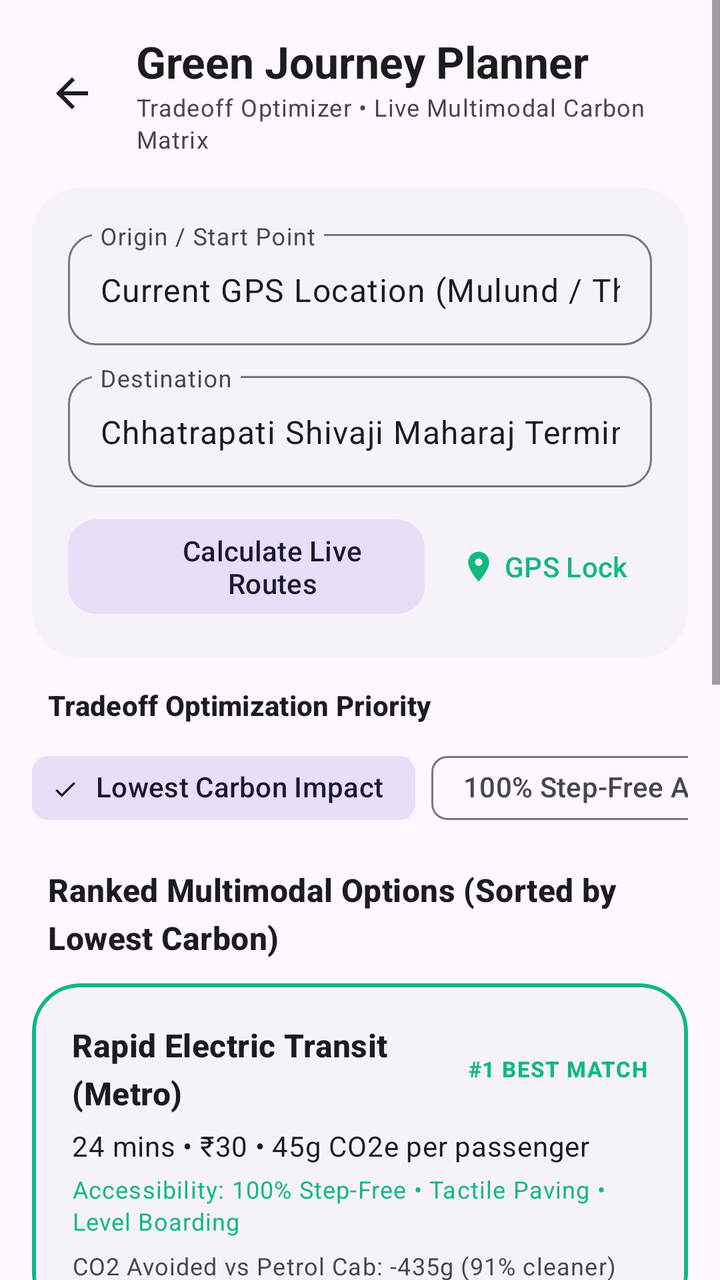
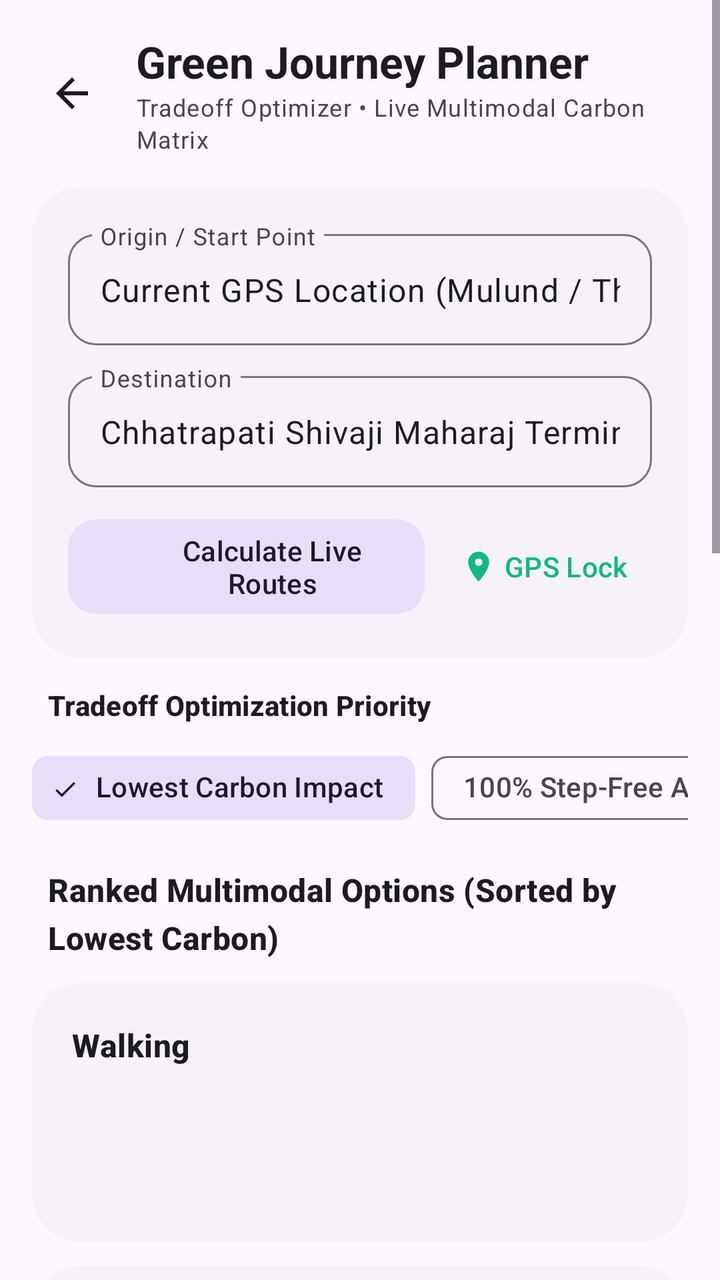

The first picture is an Android layout as it rendered before a commit; the second is the same layout after the commit. The layout source and the unified diff follow.
<!-- AndroidManifest.xml: application theme Theme.UrbanPulse -->
<!-- res/layout/activity_green_route_planner.xml -->
<?xml version="1.0" encoding="utf-8"?>
<ScrollView xmlns:android="http://schemas.android.com/apk/res/android"
    xmlns:app="http://schemas.android.com/apk/res-auto"
    android:layout_width="match_parent"
    android:layout_height="match_parent"
    android:background="?attr/colorSurface">

    <LinearLayout
        android:layout_width="match_parent"
        android:layout_height="wrap_content"
        android:orientation="vertical"
        android:padding="16dp">

        
        <LinearLayout
            android:layout_width="match_parent"
            android:layout_height="wrap_content"
            android:orientation="horizontal"
            android:gravity="center_vertical"
            android:layout_marginBottom="16dp">

            <ImageButton
                android:id="@+id/btnBack"
                android:layout_width="40dp"
                android:layout_height="40dp"
                android:background="?attr/selectableItemBackgroundBorderless"
                android:src="@drawable/ic_arrow_back"
                app:tint="?attr/colorOnSurface" />

            <LinearLayout
                android:layout_width="0dp"
                android:layout_height="wrap_content"
                android:layout_weight="1"
                android:layout_marginStart="12dp"
                android:orientation="vertical">

                <TextView
                    android:layout_width="wrap_content"
                    android:layout_height="wrap_content"
                    android:text="Green Journey Planner"
                    android:textAppearance="@style/TextAppearance.Material3.TitleLarge"
                    android:textColor="?attr/colorOnSurface"
                    android:textStyle="bold" />

                <TextView
                    android:layout_width="wrap_content"
                    android:layout_height="wrap_content"
                    android:text="Tradeoff Optimizer • Live Multimodal Carbon Matrix"
                    android:textAppearance="@style/TextAppearance.Material3.BodySmall"
                    android:textColor="?attr/colorOnSurfaceVariant" />

            </LinearLayout>

        </LinearLayout>

        
        <com.google.android.material.card.MaterialCardView
            android:layout_width="match_parent"
            android:layout_height="wrap_content"
            style="@style/Widget.Material3.CardView.Filled"
            app:cardCornerRadius="24dp"
            app:cardBackgroundColor="?attr/colorSurfaceContainerLow"
            app:strokeWidth="0dp"
            android:layout_marginBottom="14dp">

            <LinearLayout
                android:layout_width="match_parent"
                android:layout_height="wrap_content"
                android:orientation="vertical"
                android:padding="18dp">

                <com.google.android.material.textfield.TextInputLayout
                    android:id="@+id/inputLayoutOrigin"
                    style="@style/Widget.Material3.TextInputLayout.OutlinedBox"
                    android:layout_width="match_parent"
                    android:layout_height="wrap_content"
                    android:hint="Origin / Start Point"
                    app:boxCornerRadiusTopStart="14dp"
                    app:boxCornerRadiusTopEnd="14dp"
                    app:boxCornerRadiusBottomStart="14dp"
                    app:boxCornerRadiusBottomEnd="14dp">

                    <com.google.android.material.textfield.TextInputEditText
                        android:id="@+id/etOrigin"
                        android:layout_width="match_parent"
                        android:layout_height="wrap_content"
                        android:text="Current GPS Location (Mulund / Thane)"
                        android:inputType="textPostalAddress" />

                </com.google.android.material.textfield.TextInputLayout>

                <com.google.android.material.textfield.TextInputLayout
                    android:id="@+id/inputLayoutDest"
                    style="@style/Widget.Material3.TextInputLayout.OutlinedBox"
                    android:layout_width="match_parent"
                    android:layout_height="wrap_content"
                    android:layout_marginTop="10dp"
                    android:hint="Destination"
                    app:boxCornerRadiusTopStart="14dp"
                    app:boxCornerRadiusTopEnd="14dp"
                    app:boxCornerRadiusBottomStart="14dp"
                    app:boxCornerRadiusBottomEnd="14dp">

                    <com.google.android.material.textfield.TextInputEditText
                        android:id="@+id/etDestination"
                        android:layout_width="match_parent"
                        android:layout_height="wrap_content"
                        android:text="Chhatrapati Shivaji Maharaj Terminus (CSMT)"
                        android:inputType="textPostalAddress" />

                </com.google.android.material.textfield.TextInputLayout>

                <LinearLayout
                    android:layout_width="match_parent"
                    android:layout_height="wrap_content"
                    android:orientation="horizontal"
                    android:gravity="center_vertical"
                    android:layout_marginTop="12dp">

                    <com.google.android.material.button.MaterialButton
                        android:id="@+id/btnRecalculateRoute"
                        style="@style/Widget.Material3.Button.TonalButton"
                        android:layout_width="0dp"
                        android:layout_height="wrap_content"
                        android:layout_weight="1"
                        android:text="Calculate Live Routes"
                        app:cornerRadius="14dp"
                        app:icon="@drawable/ic_traffic" />

                    <com.google.android.material.button.MaterialButton
                        android:id="@+id/btnUseGps"
                        style="@style/Widget.Material3.Button.TextButton"
                        android:layout_width="wrap_content"
                        android:layout_height="wrap_content"
                        android:text="GPS Lock"
                        android:layout_marginStart="6dp"
                        app:icon="@drawable/ic_location_pin" />

                </LinearLayout>

            </LinearLayout>
        </com.google.android.material.card.MaterialCardView>

        
        <TextView
            android:layout_width="wrap_content"
            android:layout_height="wrap_content"
            android:text="Tradeoff Optimization Priority"
            android:textAppearance="@style/TextAppearance.Material3.TitleSmall"
            android:textColor="?attr/colorOnSurface"
            android:textStyle="bold"
            android:layout_marginStart="8dp"
            android:layout_marginBottom="8dp" />

        <HorizontalScrollView
            android:layout_width="match_parent"
            android:layout_height="wrap_content"
            android:scrollbars="none"
            android:layout_marginBottom="16dp">

            <com.google.android.material.chip.ChipGroup
                android:id="@+id/chipGroupTradeoff"
                android:layout_width="wrap_content"
                android:layout_height="wrap_content"
                app:singleSelection="true"
                app:selectionRequired="true">

                <com.google.android.material.chip.Chip
                    android:id="@+id/chipTradeoffEco"
                    android:layout_width="wrap_content"
                    android:layout_height="wrap_content"
                    android:text="Lowest Carbon Impact"
                    android:checked="true"
                    style="@style/Widget.Material3.Chip.Filter" />

                <com.google.android.material.chip.Chip
                    android:id="@+id/chipTradeoffStepFree"
                    android:layout_width="wrap_content"
                    android:layout_height="wrap_content"
                    android:text="100% Step-Free Accessible"
                    style="@style/Widget.Material3.Chip.Filter" />

                <com.google.android.material.chip.Chip
                    android:id="@+id/chipTradeoffFastest"
                    android:layout_width="wrap_content"
                    android:layout_height="wrap_content"
                    android:text="Fastest Travel Time"
                    style="@style/Widget.Material3.Chip.Filter" />

                <com.google.android.material.chip.Chip
                    android:id="@+id/chipTradeoffBudget"
                    android:layout_width="wrap_content"
                    android:layout_height="wrap_content"
                    android:text="Lowest Cost"
                    style="@style/Widget.Material3.Chip.Filter" />

            </com.google.android.material.chip.ChipGroup>
        </HorizontalScrollView>

        
        <TextView
            android:id="@+id/tvRankedHeader"
            android:layout_width="wrap_content"
            android:layout_height="wrap_content"
            android:text="Ranked Multimodal Options (Sorted by Lowest Carbon)"
            android:textAppearance="@style/TextAppearance.Material3.TitleMedium"
            android:textColor="?attr/colorOnSurface"
            android:textStyle="bold"
            android:layout_marginStart="8dp"
            android:layout_marginBottom="12dp" />

        
        <com.google.android.material.card.MaterialCardView
            android:id="@+id/cardOptionMetro"
            android:layout_width="match_parent"
            android:layout_height="wrap_content"
            style="@style/Widget.Material3.CardView.Filled"
            app:cardCornerRadius="24dp"
            app:cardBackgroundColor="?attr/colorSurfaceContainerLow"
            app:strokeWidth="2dp"
            app:strokeColor="?attr/colorPrimary"
            android:layout_marginBottom="12dp">

            <LinearLayout
                android:layout_width="match_parent"
                android:layout_height="wrap_content"
                android:orientation="vertical"
                android:padding="20dp">

                <LinearLayout
                    android:layout_width="match_parent"
                    android:layout_height="wrap_content"
                    android:orientation="horizontal"
                    android:gravity="center_vertical">

                    <TextView
                        android:id="@+id/tvMetroTitle"
                        android:layout_width="0dp"
                        android:layout_height="wrap_content"
                        android:layout_weight="1"
                        android:text="Rapid Electric Transit (Metro)"
                        android:textAppearance="@style/TextAppearance.Material3.TitleMedium"
                        android:textColor="?attr/colorOnSurface"
                        android:textStyle="bold" />

                    <TextView
                        android:id="@+id/tvMetroBadge"
                        android:layout_width="wrap_content"
                        android:layout_height="wrap_content"
                        android:text="#1 BEST MATCH"
                        android:textAppearance="@style/TextAppearance.Material3.LabelSmall"
                        android:textColor="?attr/colorPrimary"
                        android:textStyle="bold" />

                </LinearLayout>

                <TextView
                    android:id="@+id/tvMetroMetrics"
                    android:layout_width="wrap_content"
                    android:layout_height="wrap_content"
                    android:layout_marginTop="6dp"
                    android:text="24 mins • ₹30 • 45g CO2e per passenger"
                    android:textAppearance="@style/TextAppearance.Material3.BodyMedium"
                    android:textColor="?attr/colorOnSurface" />

                <TextView
                    android:id="@+id/tvMetroAccessibility"
                    android:layout_width="wrap_content"
                    android:layout_height="wrap_content"
                    android:layout_marginTop="4dp"
                    android:text="Accessibility: 100% Step-Free • Tactile Paving • Level Boarding"
                    android:textAppearance="@style/TextAppearance.Material3.BodySmall"
                    android:textColor="?attr/colorPrimary" />

                <TextView
                    android:id="@+id/tvMetroSavings"
                    android:layout_width="wrap_content"
                    android:layout_height="wrap_content"
                    android:layout_marginTop="6dp"
                    android:text="CO2 Avoided vs Petrol Cab: -435g (91% cleaner)"
                    android:textAppearance="@style/TextAppearance.Material3.BodySmall"
                    android:textColor="?attr/colorOnSurfaceVariant" />

            </LinearLayout>
        </com.google.android.material.card.MaterialCardView>

        
        <com.google.android.material.card.MaterialCardView
            android:id="@+id/cardOptionBus"
            android:layout_width="match_parent"
            android:layout_height="wrap_content"
            style="@style/Widget.Material3.CardView.Filled"
            app:cardCornerRadius="24dp"
            app:cardBackgroundColor="?attr/colorSurfaceContainerLow"
            app:strokeWidth="0dp"
            android:layout_marginBottom="12dp">

            <LinearLayout
                android:layout_width="match_parent"
                android:layout_height="wrap_content"
                android:orientation="vertical"
                android:padding="20dp">

                <LinearLayout
                    android:layout_width="match_parent"
                    android:layout_height="wrap_content"
                    android:orientation="horizontal"
                    android:gravity="center_vertical">

                    <TextView
                        android:layout_width="0dp"
                        android:layout_height="wrap_content"
                        android:layout_weight="1"
                        android:text="Electric AC Low-Floor Bus"
                        android:textAppearance="@style/TextAppearance.Material3.TitleMedium"
                        android:textColor="?attr/colorOnSurface"
                        android:textStyle="bold" />

                    <TextView
                        android:id="@+id/tvBusBadge"
                        android:layout_width="wrap_content"
                        android:layout_height="wrap_content"
                        android:textAppearance="@style/TextAppearance.Material3.LabelSmall"
                        android:textColor="?attr/colorPrimary"
                        android:textStyle="bold" />

                </LinearLayout>

                <TextView
                    android:id="@+id/tvBusMetrics"
                    android:layout_width="wrap_content"
                    android:layout_height="wrap_content"
                    android:layout_marginTop="6dp"
                    android:text="36 mins • ₹15 • 70g CO2e per passenger"
                    android:textAppearance="@style/TextAppearance.Material3.BodyMedium"
                    android:textColor="?attr/colorOnSurface" />

                <TextView
                    android:id="@+id/tvBusAccessibility"
                    android:layout_width="wrap_content"
                    android:layout_height="wrap_content"
                    android:layout_marginTop="4dp"
                    android:text="Accessibility: Low-floor hydraulic wheelchair ramp"
                    android:textAppearance="@style/TextAppearance.Material3.BodySmall"
                    android:textColor="?attr/colorPrimary" />

                <TextView
                    android:id="@+id/tvBusSavings"
                    android:layout_width="wrap_content"
                    android:layout_height="wrap_content"
                    android:layout_marginTop="6dp"
                    android:text="CO2 Avoided vs Petrol Cab: -410g (85% cleaner)"
                    android:textAppearance="@style/TextAppearance.Material3.BodySmall"
                    android:textColor="?attr/colorOnSurfaceVariant" />

            </LinearLayout>
        </com.google.android.material.card.MaterialCardView>

        
        <com.google.android.material.card.MaterialCardView
            android:id="@+id/cardOptionEvCab"
            android:layout_width="match_parent"
            android:layout_height="wrap_content"
            style="@style/Widget.Material3.CardView.Filled"
            app:cardCornerRadius="24dp"
            app:cardBackgroundColor="?attr/colorSurfaceContainerLow"
            app:strokeWidth="0dp"
            android:layout_marginBottom="12dp">

            <LinearLayout
                android:layout_width="match_parent"
                android:layout_height="wrap_content"
                android:orientation="vertical"
                android:padding="20dp">

                <LinearLayout
                    android:layout_width="match_parent"
                    android:layout_height="wrap_content"
                    android:orientation="horizontal"
                    android:gravity="center_vertical">

                    <TextView
                        android:layout_width="0dp"
                        android:layout_height="wrap_content"
                        android:layout_weight="1"
                        android:text="Shared EV Rideshare"
                        android:textAppearance="@style/TextAppearance.Material3.TitleMedium"
                        android:textColor="?attr/colorOnSurface"
                        android:textStyle="bold" />

                    <TextView
                        android:id="@+id/tvEvCabBadge"
                        android:layout_width="wrap_content"
                        android:layout_height="wrap_content"
                        android:textAppearance="@style/TextAppearance.Material3.LabelSmall"
                        android:textColor="?attr/colorPrimary"
                        android:textStyle="bold" />

                </LinearLayout>

                <TextView
                    android:id="@+id/tvEvCabMetrics"
                    android:layout_width="wrap_content"
                    android:layout_height="wrap_content"
                    android:layout_marginTop="6dp"
                    android:text="22 mins • ₹160 • 120g CO2e per passenger"
                    android:textAppearance="@style/TextAppearance.Material3.BodyMedium"
                    android:textColor="?attr/colorOnSurface" />

                <TextView
                    android:id="@+id/tvEvCabAccessibility"
                    android:layout_width="wrap_content"
                    android:layout_height="wrap_content"
                    android:layout_marginTop="4dp"
                    android:text="Accessibility: Curbside door-to-door, folding wheelchair trunk"
                    android:textAppearance="@style/TextAppearance.Material3.BodySmall"
                    android:textColor="?attr/colorOnSurfaceVariant" />

                <TextView
                    android:id="@+id/tvEvCabSavings"
                    android:layout_width="wrap_content"
                    android:layout_height="wrap_content"
                    android:layout_marginTop="6dp"
                    android:text="CO2 Avoided vs Petrol Cab: -360g (75% cleaner)"
                    android:textAppearance="@style/TextAppearance.Material3.BodySmall"
                    android:textColor="?attr/colorOnSurfaceVariant" />

            </LinearLayout>
        </com.google.android.material.card.MaterialCardView>

        
        <com.google.android.material.card.MaterialCardView
            android:id="@+id/cardOptionTaxi"
            android:layout_width="match_parent"
            android:layout_height="wrap_content"
            style="@style/Widget.Material3.CardView.Filled"
            app:cardCornerRadius="24dp"
            app:cardBackgroundColor="?attr/colorSurfaceContainerLow"
            app:strokeWidth="0dp"
            android:layout_marginBottom="24dp">

            <LinearLayout
                android:layout_width="match_parent"
                android:layout_height="wrap_content"
                android:orientation="vertical"
                android:padding="20dp">

                <LinearLayout
                    android:layout_width="match_parent"
                    android:layout_height="wrap_content"
                    android:orientation="horizontal"
                    android:gravity="center_vertical">

                    <TextView
                        android:layout_width="0dp"
                        android:layout_height="wrap_content"
                        android:layout_weight="1"
                        android:text="Conventional Petrol Cab"
                        android:textAppearance="@style/TextAppearance.Material3.TitleMedium"
                        android:textColor="?attr/colorOnSurface"
                        android:textStyle="bold" />

                    <TextView
                        android:id="@+id/tvTaxiBadge"
                        android:layout_width="wrap_content"
                        android:layout_height="wrap_content"
                        android:textAppearance="@style/TextAppearance.Material3.LabelSmall"
                        android:textColor="?attr/colorPrimary"
                        android:textStyle="bold" />

                </LinearLayout>

                <TextView
                    android:id="@+id/tvTaxiMetrics"
                    android:layout_width="wrap_content"
                    android:layout_height="wrap_content"
                    android:layout_marginTop="6dp"
                    android:text="24 mins • ₹240 • 480g CO2e per passenger"
                    android:textAppearance="@style/TextAppearance.Material3.BodyMedium"
                    android:textColor="?attr/colorOnSurface" />

                <TextView
                    android:id="@+id/tvTaxiAccessibility"
                    android:layout_width="wrap_content"
                    android:layout_height="wrap_content"
                    android:layout_marginTop="4dp"
                    android:text="Accessibility: Standard sedan curbside"
                    android:textAppearance="@style/TextAppearance.Material3.BodySmall"
                    android:textColor="?attr/colorOnSurfaceVariant" />

                <TextView
                    android:id="@+id/tvTaxiSavings"
                    android:layout_width="wrap_content"
                    android:layout_height="wrap_content"
                    android:layout_marginTop="6dp"
                    android:text="Baseline high-emission reference"
                    android:textAppearance="@style/TextAppearance.Material3.BodySmall"
                    android:textColor="?attr/colorOnSurfaceVariant" />

            </LinearLayout>
        </com.google.android.material.card.MaterialCardView>

        
        <com.google.android.material.button.MaterialButton
            android:id="@+id/btnConfirmGreenRoute"
            android:layout_width="match_parent"
            android:layout_height="56dp"
            android:text="Confirm Green Journey (+40 Carbon Credits)"
            app:cornerRadius="20dp"
            style="@style/Widget.Material3.Button"/>

    </LinearLayout>
</ScrollView>
<!-- resources referenced by this layout -->
<resources>
  <!-- drawable ic_arrow_back (drawable) -->
  <vector xmlns:android="http://schemas.android.com/apk/res/android"
      android:width="24dp"
      android:height="24dp"
      android:viewportWidth="24"
      android:viewportHeight="24">
    <path
        android:fillColor="@android:color/white"
        android:pathData="M20,11H7.83l5.59,-5.59L12,4l-8,8 8,8 1.41,-1.41L7.83,13H20v-2z"/>
  </vector>
  <!-- drawable ic_location_pin (drawable) -->
  <vector xmlns:android="http://schemas.android.com/apk/res/android"
      android:width="24dp"
      android:height="24dp"
      android:viewportWidth="24"
      android:viewportHeight="24">
    <path
        android:fillColor="@android:color/white"
        android:pathData="M12,2C8.13,2 5,5.13 5,9c0,5.25 7,13 7,13s7,-7.75 7,-13c0,-3.87 -3.13,-7 -7,-7zM12,11.5c-1.38,0 -2.5,-1.12 -2.5,-2.5s1.12,-2.5 2.5,-2.5 2.5,1.12 2.5,2.5 -1.12,2.5 -2.5,2.5z"/>
  </vector>
  <!-- drawable ic_traffic (drawable) -->
  <?xml version="1.0" encoding="utf-8"?>
  <selector xmlns:android="http://schemas.android.com/apk/res/android">
  
  </selector>
  <style name="Theme.UrbanPulse" parent="Theme.Material3.DayNight.NoActionBar">
          <item name="colorPrimary">@color/primary_green</item>
          <item name="colorSecondary">@color/teal_700</item>
          <item name="android:statusBarColor">?attr/colorSurface</item>
          <item name="android:windowLightStatusBar" tools:targetApi="m">true</item>
      </style>
  <color name="primary_green">#10B981</color>
  <color name="teal_700">#0F766E</color>
</resources>

<!-- the commit's change to res/layout/activity_green_route_planner.xml (unified diff, before → after) -->
@@ -211,6 +211,144 @@
 
         
         <com.google.android.material.card.MaterialCardView
+            android:id="@+id/cardOptionWalk"
+            android:layout_width="match_parent"
+            android:layout_height="wrap_content"
+            style="@style/Widget.Material3.CardView.Filled"
+            app:cardCornerRadius="24dp"
+            app:cardBackgroundColor="?attr/colorSurfaceContainerLow"
+            app:strokeWidth="0dp"
+            android:layout_marginBottom="12dp">
+
+            <LinearLayout
+                android:layout_width="match_parent"
+                android:layout_height="wrap_content"
+                android:orientation="vertical"
+                android:padding="20dp">
+
+                <LinearLayout
+                    android:layout_width="match_parent"
+                    android:layout_height="wrap_content"
+                    android:orientation="horizontal"
+                    android:gravity="center_vertical">
+
+                    <TextView
+                        android:layout_width="0dp"
+                        android:layout_height="wrap_content"
+                        android:layout_weight="1"
+                        android:text="Walking"
+                        android:textAppearance="@style/TextAppearance.Material3.TitleMedium"
+                        android:textColor="?attr/colorOnSurface"
+                        android:textStyle="bold" />
+
+                    <TextView
+                        android:id="@+id/tvWalkBadge"
+                        android:layout_width="wrap_content"
+                        android:layout_height="wrap_content"
+                        android:textAppearance="@style/TextAppearance.Material3.LabelSmall"
+                        android:textColor="?attr/colorPrimary"
+                        android:textStyle="bold" />
+
+                </LinearLayout>
+
+                <TextView
+                    android:id="@+id/tvWalkMetrics"
+                    android:layout_width="wrap_content"
+                    android:layout_height="wrap_content"
+                    android:layout_marginTop="6dp"
+                    android:textAppearance="@style/TextAppearance.Material3.BodyMedium"
+                    android:textColor="?attr/colorOnSurface" />
+
+                <TextView
+                    android:id="@+id/tvWalkAccessibility"
+                    android:layout_width="wrap_content"
+                    android:layout_height="wrap_content"
+                    android:layout_marginTop="4dp"
+                    android:textAppearance="@style/TextAppearance.Material3.BodySmall"
+                    android:textColor="?attr/colorOnSurfaceVariant" />
+
+                <TextView
+                    android:id="@+id/tvWalkSavings"
+                    android:layout_width="wrap_content"
+                    android:layout_height="wrap_content"
+                    android:layout_marginTop="6dp"
+                    android:textAppearance="@style/TextAppearance.Material3.BodySmall"
+                    android:textColor="?attr/colorOnSurfaceVariant" />
+
+            </LinearLayout>
+        </com.google.android.material.card.MaterialCardView>
+
+        
+        <com.google.android.material.card.MaterialCardView
+            android:id="@+id/cardOptionCycle"
+            android:layout_width="match_parent"
+            android:layout_height="wrap_content"
+            style="@style/Widget.Material3.CardView.Filled"
+            app:cardCornerRadius="24dp"
+            app:cardBackgroundColor="?attr/colorSurfaceContainerLow"
+            app:strokeWidth="0dp"
+            android:layout_marginBottom="12dp">
+
+            <LinearLayout
+                android:layout_width="match_parent"
+                android:layout_height="wrap_content"
+                android:orientation="vertical"
+                android:padding="20dp">
+
+                <LinearLayout
+                    android:layout_width="match_parent"
+                    android:layout_height="wrap_content"
+                    android:orientation="horizontal"
+                    android:gravity="center_vertical">
+
+                    <TextView
+                        android:layout_width="0dp"
+                        android:layout_height="wrap_content"
+                        android:layout_weight="1"
+                        android:text="Shared Cycle"
+                        android:textAppearance="@style/TextAppearance.Material3.TitleMedium"
+                        android:textColor="?attr/colorOnSurface"
+                        android:textStyle="bold" />
+
+                    <TextView
+                        android:id="@+id/tvCycleBadge"
+                        android:layout_width="wrap_content"
+                        android:layout_height="wrap_content"
+                        android:textAppearance="@style/TextAppearance.Material3.LabelSmall"
+                        android:textColor="?attr/colorPrimary"
+                        android:textStyle="bold" />
+
+                </LinearLayout>
+
+                <TextView
+                    android:id="@+id/tvCycleMetrics"
+                    android:layout_width="wrap_content"
+                    android:layout_height="wrap_content"
+                    android:layout_marginTop="6dp"
+                    android:textAppearance="@style/TextAppearance.Material3.BodyMedium"
+                    android:textColor="?attr/colorOnSurface" />
+
+                <TextView
+                    android:id="@+id/tvCycleAccessibility"
+                    android:layout_width="wrap_content"
+                    android:layout_height="wrap_content"
+                    android:layout_marginTop="4dp"
+                    android:textAppearance="@style/TextAppearance.Material3.BodySmall"
+                    android:textColor="?attr/colorOnSurfaceVariant" />
+
+                <TextView
+                    android:id="@+id/tvCycleSavings"
+                    android:layout_width="wrap_content"
+                    android:layout_height="wrap_content"
+                    android:layout_marginTop="6dp"
+                    android:textAppearance="@style/TextAppearance.Material3.BodySmall"
+                    android:textColor="?attr/colorOnSurfaceVariant" />
+
+            </LinearLayout>
+        </com.google.android.material.card.MaterialCardView>
+
+        
+        <com.google.android.material.card.MaterialCardView
             android:id="@+id/cardOptionMetro"
             android:layout_width="match_parent"
             android:layout_height="wrap_content"
